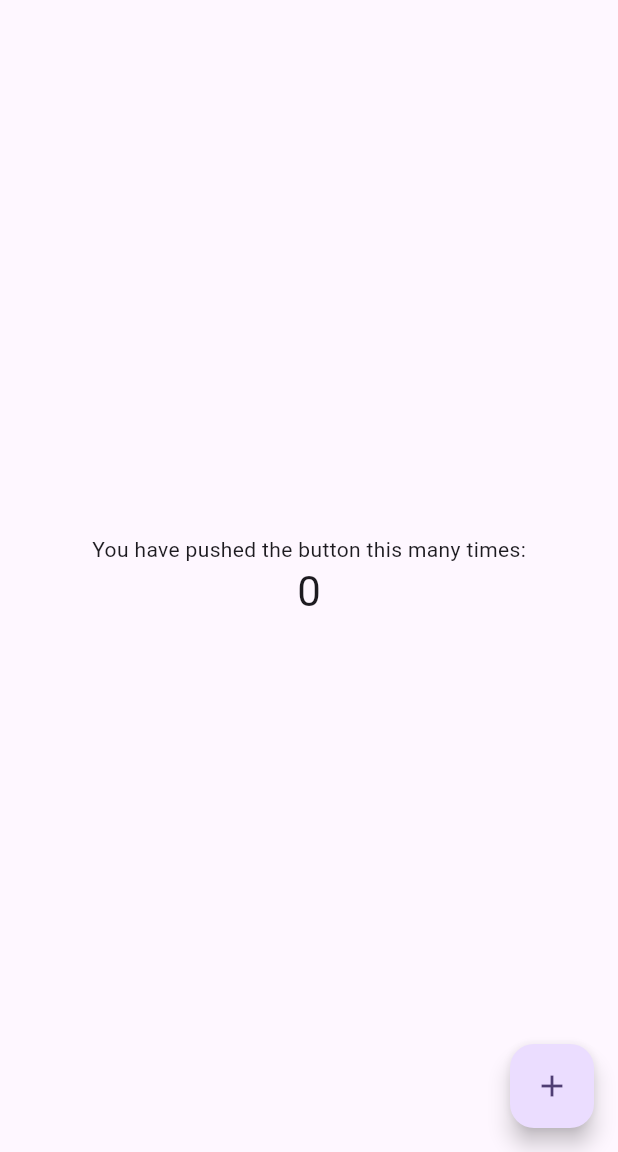
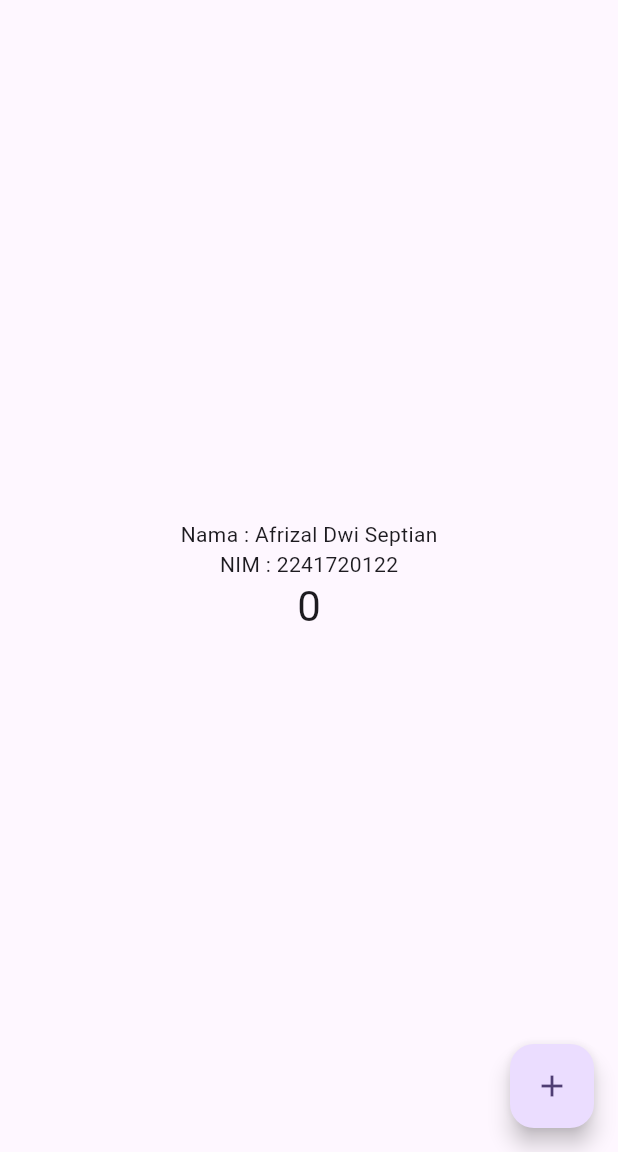
Before and after one commit to AfrizalDS/flutter-fundamental-part1, a Flutter app: the screen it shows after launch, on a phone screen of 412 x 824 dp, the part 84-1236 px from its top. Run offline on Flutter 3.47's test engine with Material 3 defaults, Android fonts, the phone set to English and light mode, and no system bars.

Commit message:
Feat : ADD Teks In Main dart and edit README.md

```diff
--- a/lib/main.dart
+++ b/lib/main.dart
@@ -106,7 +106,10 @@ class _MyHomePageState extends State<MyHomePage> {
           mainAxisAlignment: MainAxisAlignment.center,
           children: <Widget>[
             const Text(
-              'You have pushed the button this many times:',
+              'Nama : Afrizal Dwi Septian',
+            ),
+            const Text(
+              'NIM : 2241720122',
             ),
             Text(
               '$_counter',
```
Also changed, not shown: images/00.png (added), images/01.png (added), 1 other file.
